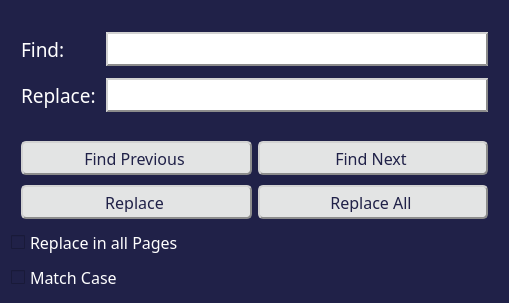
UDAAN-LEAP/leap-pe-tool, file FrameWorkCode/textfinder.ui: the form before one commit.
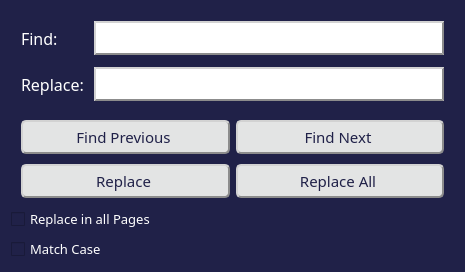
The form after the commit.

What changed in the file:
```diff
--- a/FrameWorkCode/textfinder.ui
+++ b/FrameWorkCode/textfinder.ui
@@ -6,14 +6,14 @@
    <rect>
     <x>0</x>
     <y>0</y>
-    <width>509</width>
-    <height>303</height>
+    <width>465</width>
+    <height>270</height>
    </rect>
   </property>
   <property name="font">
    <font>
     <family>Work Sans</family>
-    <pointsize>12</pointsize>
+    <pointsize>11</pointsize>
     <weight>50</weight>
     <italic>false</italic>
     <bold>false</bold>
@@ -61,7 +61,7 @@
        <item row="0" column="0">
         <widget class="QLabel" name="findLabel">
          <property name="styleSheet">
-          <string notr="true">color: rgb(255, 255, 255);font:14pt;</string>
+          <string notr="true">color: rgb(255, 255, 255);font:12pt;</string>
          </property>
          <property name="text">
           <string>Find:</string>
@@ -78,7 +78,7 @@
        <item row="1" column="0">
         <widget class="QLabel" name="replaceLabel">
          <property name="styleSheet">
-          <string notr="true">color: rgb(255, 255, 255);font:14pt;</string>
+          <string notr="true">color: rgb(255, 255, 255);font:12pt;</string>
          </property>
          <property name="text">
           <string>Replace:</string>
@@ -153,7 +153,7 @@
            <property name="font">
             <font>
              <family>Work Sans</family>
-             <pointsize>12</pointsize>
+             <pointsize>11</pointsize>
              <weight>50</weight>
              <italic>false</italic>
              <bold>false</bold>
@@ -173,7 +173,7 @@
            <property name="font">
             <font>
              <family>Work Sans</family>
-             <pointsize>12</pointsize>
+             <pointsize>11</pointsize>
              <weight>50</weight>
              <italic>false</italic>
              <bold>false</bold>
@@ -195,7 +195,7 @@
      <item>
       <widget class="QCheckBox" name="ReplaceAllPages">
        <property name="styleSheet">
-        <string notr="true">font: 12pt; color: rgb(255, 255, 255); QCheckBox: white;</string>
+        <string notr="true">font: 10pt; color: rgb(255, 255, 255); QCheckBox: white;</string>
        </property>
        <property name="text">
         <string>Replace in all Pages</string>
@@ -205,7 +205,7 @@
      <item>
       <widget class="QCheckBox" name="matchCaseCheckBox">
        <property name="styleSheet">
-        <string notr="true">font: 12pt; color: rgb(255, 255, 255);</string>
+        <string notr="true">font: 10pt; color: rgb(255, 255, 255);</string>
        </property>
        <property name="text">
         <string>Match Case</string>
```
Left out of the diff: 2 changed lines with no effect on the pictures.
